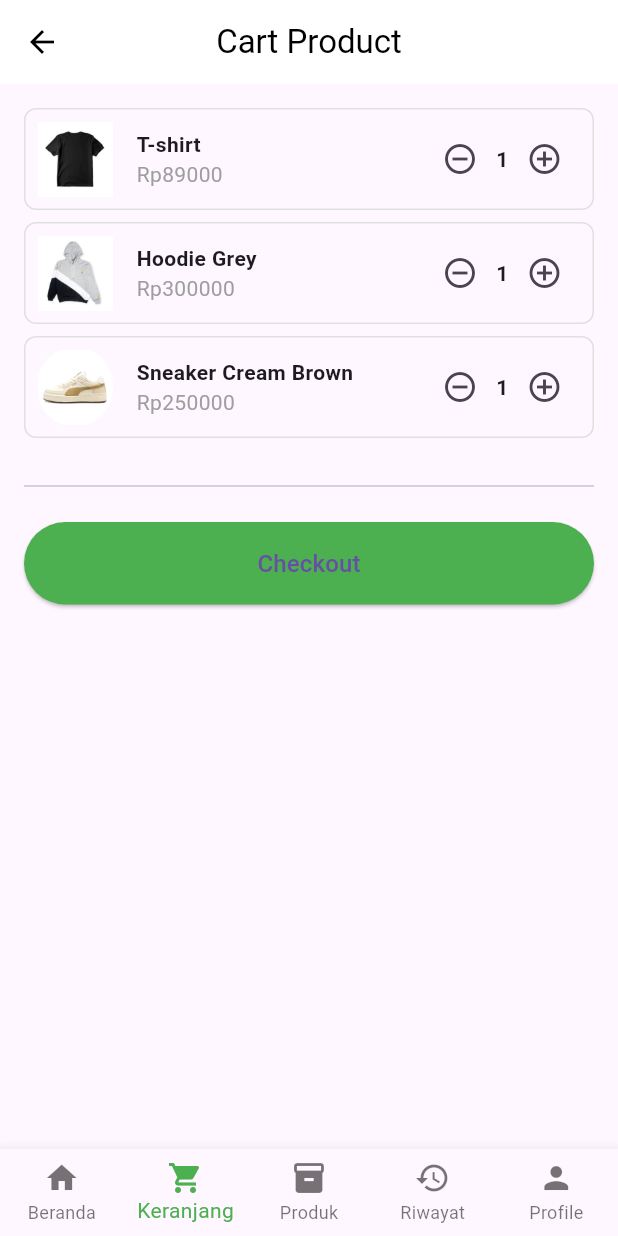
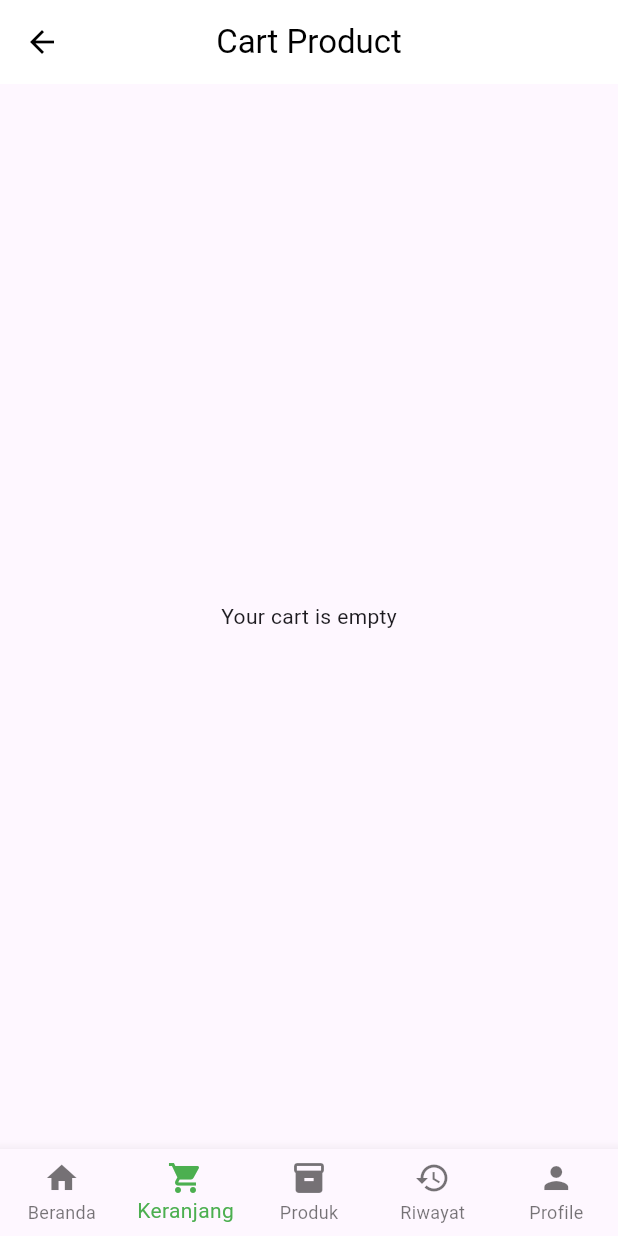
Before and after one commit to aathirah/kasirku, a Flutter app: the CartPage screen opened by its route, on a phone screen of 412 x 824 dp. Run offline on Flutter 3.47's test engine with Material 3 defaults, Android fonts, the phone set to English and light mode, and no system bars; our stand-ins replace cloud_firestore, firebase_auth, firebase_core, google_fonts; accounts and stored records are empty.

Commit message:
Update cart_page.dart

```diff
--- a/lib/pages/cart_page.dart
+++ b/lib/pages/cart_page.dart
@@ -1,34 +1,33 @@
-import "package:flutter/material.dart";
-import 'package:kasirku/pages/home_page.dart';
-import 'package:kasirku/pages/payment_page.dart';
-import 'package:kasirku/pages/product_page.dart';
-import 'package:kasirku/pages/profile_page.dart';
-import 'package:kasirku/pages/history_page.dart';
+import 'package:flutter/material.dart';
+import 'payment_page.dart';
+import 'home_page.dart';
+import 'product_page.dart';
+import 'profile_page.dart';
+import 'history_page.dart';
 
-void main() {
-  runApp(const MyApp());
+class CartPage extends StatefulWidget {
+  final List<Map<String, dynamic>> cartItems; // List produk dalam keranjang
+
+  const CartPage({super.key, required this.cartItems});
+
+  @override
+  State<CartPage> createState() => _CartPageState();
 }
 
-class MyApp extends StatelessWidget {
-  const MyApp({super.key});
+class _CartPageState extends State<CartPage> {
+  void _updateQuantity(int index, int newQty) {
+    setState(() {
+      widget.cartItems[index]['qty'] = newQty;
+    });
+  }
 
   @override
   Widget build(BuildContext context) {
-    return MaterialApp(
-      debugShowCheckedModeBanner: false,
-      theme: ThemeData(primarySwatch: Colors.green),
-      home: const CartPage(
-        cartItems: [],
-      ),
-    );
-  }
-}
+    int totalPrice = widget.cartItems.fold(
+        0,
+        (sum, item) =>
+            sum + (item['price'] as num).toInt() * (item['qty'] as int));
 
-class CartPage extends StatelessWidget {
-  const CartPage({super.key, required List cartItems});
-
-  @override
-  Widget build(BuildContext context) {
     return Scaffold(
       appBar: AppBar(
         title: const Text(
@@ -40,24 +39,55 @@ class CartPage extends StatelessWidget {
         centerTitle: true,
         iconTheme: const IconThemeData(color: Colors.black),
       ),
-      body: const Padding(
-        padding: EdgeInsets.all(16.0),
+      body: widget.cartItems.isEmpty
+          ? const Center(child: Text('Your cart is empty'))
+          : Padding(
+              padding: const EdgeInsets.all(16.0),
               child: Column(
                 children: [
-            ItemCard(
-                image: 'assets/tshirt.png', title: 'T-shirt', price: 89000),
-            ItemCard(
-                image: 'assets/hoodie.png',
-                title: 'Hoodie Grey',
-                price: 300000),
-            ItemCard(
-                image: 'assets/shoes.png',
-                title: 'Sneaker Cream Brown',
-                price: 250000),
-            SizedBox(height: 16),
-            Divider(),
-            SizedBox(height: 16),
-            PayButton(),
+                  Expanded(
+                    child: ListView.builder(
+                      itemCount: widget.cartItems.length,
+                      itemBuilder: (context, index) {
+                        final item = widget.cartItems[index];
+                        return ItemCard(
+                          image: item['imageUrl'],
+                          title: item['name'],
+                          price: item['price']?? 0,
+                          quantity: item['qty'],
+                          onQuantityChanged: (newQty) =>
+                              _updateQuantity(index, newQty),
+                        );
+                      },
+                    ),
+                  ),
+                  const Divider(),
+                  Row(
+                    mainAxisAlignment: MainAxisAlignment.spaceBetween,
+                    children: [
+                      const Text('Total:',
+                          style: TextStyle(
+                              fontWeight: FontWeight.bold, fontSize: 16)),
+                      Text(
+                        'Rp${totalPrice.toInt()}',
+                        style: const TextStyle(
+                            fontWeight: FontWeight.bold, fontSize: 16),
+                      ),
+                    ],
+                  ),
+                  const SizedBox(height: 16),
+                  PayButton(
+                    onPressed: widget.cartItems.isEmpty
+                        ? null
+                        : () {
+                            Navigator.push(
+                              context,
+                              MaterialPageRoute(
+                                builder: (context) => const PaymentPage(),
+                              ),
+                            );
+                          },
+                  ),
                 ],
               ),
             ),
@@ -70,86 +100,102 @@ class ItemCard extends StatelessWidget {
   final String image;
   final String title;
   final int price;
+  final int quantity;
+  final ValueChanged<int> onQuantityChanged;
 
-  const ItemCard(
-      {super.key,
+  const ItemCard({
+    super.key,
     required this.image,
     required this.title,
-      required this.price});
+    required this.price,
+    required this.quantity,
+    required this.onQuantityChanged,
+  });
 
   @override
   Widget build(BuildContext context) {
     return Container(
       margin: const EdgeInsets.only(bottom: 8.0),
-      padding: const EdgeInsets.all(8.0),
+      padding: const EdgeInsets.all(12.0),
       decoration: BoxDecoration(
-        borderRadius: BorderRadius.circular(8.0),
-        border: Border.all(color: Colors.grey.shade300),
+        color: Colors.purple.shade50,
+        borderRadius: BorderRadius.circular(12.0),
       ),
       child: Row(
         children: [
-          Image.asset(image, width: 50, height: 50, fit: BoxFit.cover),
+          ClipRRect(
+            borderRadius: BorderRadius.circular(8.0),
+            child: Image.network(
+              image,
+              width: 50,
+              height: 50,
+              fit: BoxFit.cover,
+              errorBuilder: (context, error, stackTrace) =>
+                  const Icon(Icons.image, size: 50),
+            ),
+          ),
           const SizedBox(width: 16),
           Column(
             crossAxisAlignment: CrossAxisAlignment.start,
             children: [
               Text(title, style: const TextStyle(fontWeight: FontWeight.bold)),
-              Text('Rp${price.toString()}',
-                  style: const TextStyle(color: Colors.grey)),
+              Text('Rp$price', style: const TextStyle(color: Colors.grey)),
             ],
           ),
           const Spacer(),
-          const QuantitySelector(),
+          Row(
+            children: [
+              IconButton(
+                icon: const Icon(Icons.remove_circle_outline),
+                onPressed: () {
+                  if (quantity > 1) {
+                    onQuantityChanged(quantity - 1);
+                  }
+                },
+              ),
+              Text('$quantity',
+                  style: const TextStyle(fontWeight: FontWeight.bold)),
+              IconButton(
+                icon: const Icon(Icons.add_circle_outline),
+                onPressed: () {
+                  onQuantityChanged(quantity + 1);
+                },
+              ),
+            ],
+          ),
         ],
       ),
     );
   }
 }
 
-class QuantitySelector extends StatelessWidget {
-  const QuantitySelector({super.key});
+class PayButton extends StatelessWidget {
+  final VoidCallback? onPressed;
+
+  const PayButton({super.key, required this.onPressed});
 
   @override
   Widget build(BuildContext context) {
-    return Row(
-      children: [
-        IconButton(
-          icon: const Icon(Icons.remove_circle_outline),
-          onPressed: () {
-            // Implementasi logika pengurangan kuantitas
-          },
+    return GestureDetector(
+      onTap: onPressed,
+      child: Container(
+        width: double.infinity,
+        padding: const EdgeInsets.symmetric(vertical: 16),
+        decoration: BoxDecoration(
+          color:
+              onPressed != null ? Colors.green : Colors.green.withOpacity(0.5),
+          borderRadius: BorderRadius.circular(25),
         ),
-        const Text('1', style: TextStyle(fontWeight: FontWeight.bold)),
-        IconButton(
-          icon: const Icon(Icons.add_circle_outline),
-          onPressed: () {
-            // Implementasi logika penambahan kuantitas
-          },
+        child: Center(
+          child: Text(
+            'Checkout',
+            style: TextStyle(
+              fontSize: 16,
+              color: onPressed != null ? Colors.white : Colors.purple.shade200,
+              fontWeight: FontWeight.bold,
             ),
-      ],
-    );
-  }
-}
-
-class PayButton extends StatelessWidget {
-  const PayButton({super.key});
-
-  @override
-  Widget build(BuildContext context) {
-    return SizedBox(
-      width: double.infinity,
-      child: ElevatedButton(
-        onPressed: () {
-          Navigator.push(
-            context,
-            MaterialPageRoute(builder: (context) => const PaymentPage()),
-          );
-        },
-        style: ElevatedButton.styleFrom(
-          backgroundColor: Colors.green,
-          padding: const EdgeInsets.symmetric(vertical: 16),
           ),
-        child: const Text('Checkout', style: TextStyle(fontSize: 16)),
+        ),
       ),
     );
   }
@@ -167,38 +213,30 @@ class BottomNavBar extends StatelessWidget {
       onTap: (index) {
         switch (index) {
           case 0:
-            // Beranda
             Navigator.pushReplacement(
               context,
               MaterialPageRoute(builder: (context) => const HomePage()),
             );
             break;
           case 1:
-            // Keranjang
             Navigator.pushReplacement(
               context,
-              MaterialPageRoute(
-                  builder: (context) => const CartPage(
-                        cartItems: [],
-                      )),
+              MaterialPageRoute(builder: (context) => CartPage(cartItems: [])),
             );
             break;
           case 2:
-            // Produk
             Navigator.pushReplacement(
               context,
               MaterialPageRoute(builder: (context) => const ProductPage()),
             );
             break;
           case 3:
-            // Riwayat
             Navigator.pushReplacement(
               context,
               MaterialPageRoute(builder: (context) => const HistoryPage()),
             );
             break;
           case 4:
-            // Profile
             Navigator.pushReplacement(
               context,
               MaterialPageRoute(builder: (context) => const ProfilePage()),
```
Lines whose indentation alone changed are shown as unchanged.
